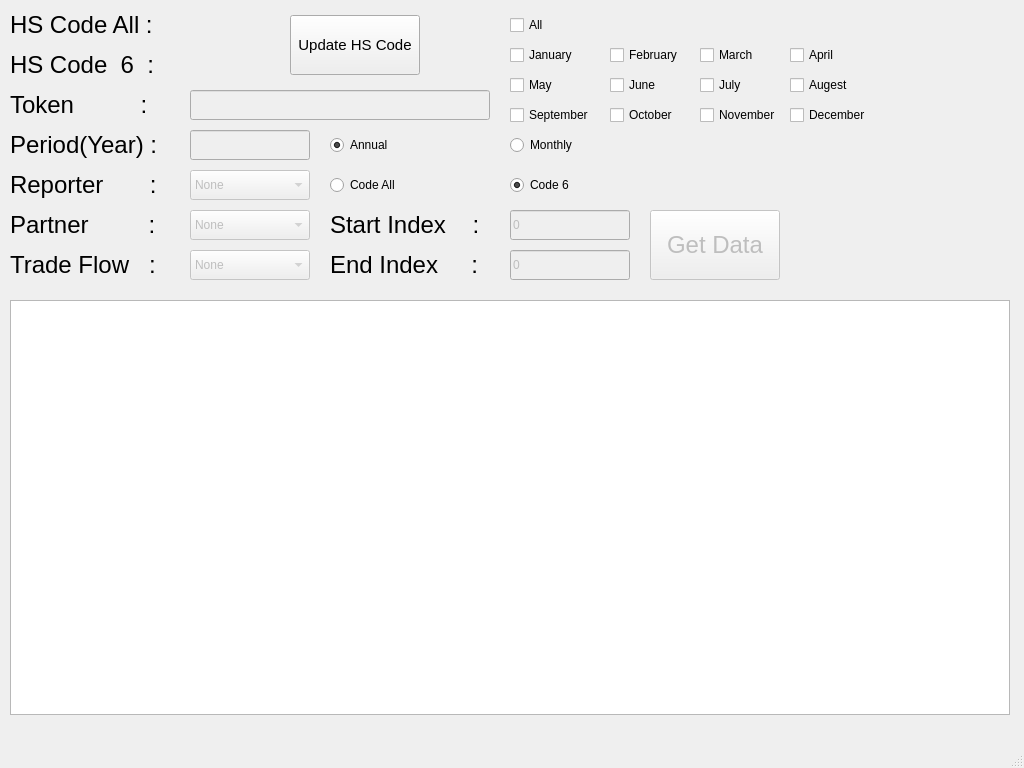
Qt form ui/main.ui (MatsuiLin101/hscode) before a commit.
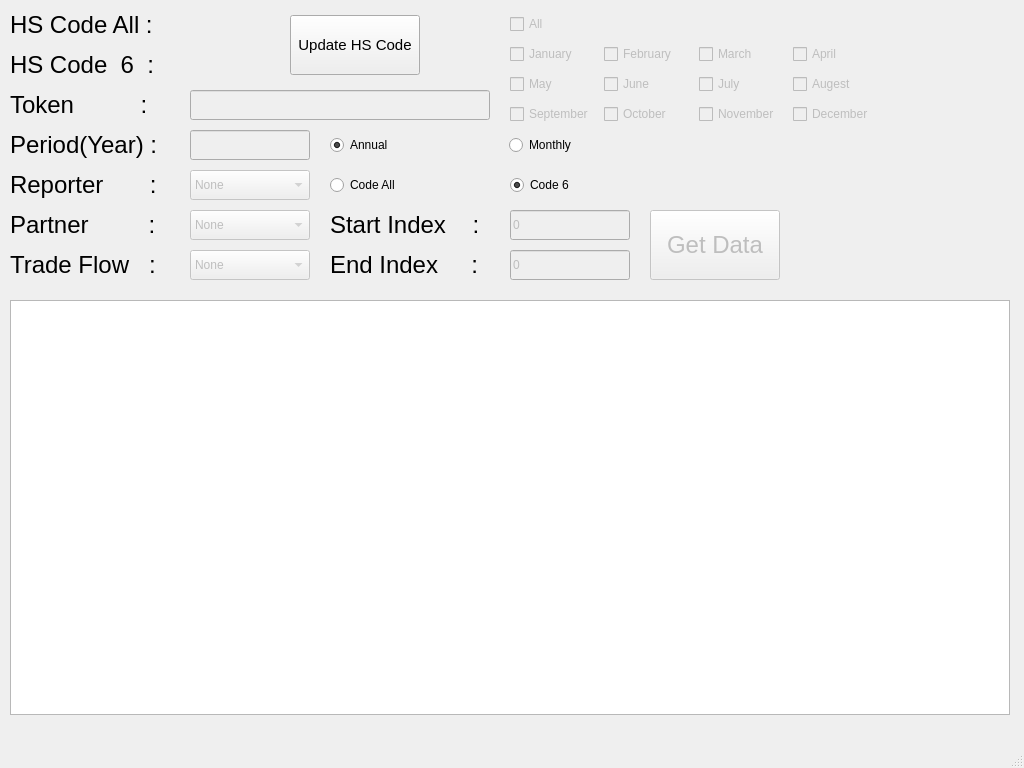
The same form after that commit.

Commit message: Finish monthly checkbox

Patch:
```diff
--- a/ui/main.ui
+++ b/ui/main.ui
@@ -3423,28 +3423,18 @@
      <bool>false</bool>
     </property>
    </widget>
-   <widget class="QCheckBox" name="checkBox">
-    <property name="geometry">
-     <rect>
-      <x>510</x>
-      <y>10</y>
-      <width>100</width>
-      <height>30</height>
-     </rect>
-    </property>
-    <property name="text">
-     <string>All</string>
-    </property>
-   </widget>
-   <widget class="QRadioButton" name="tab06_radio_freq_year">
+   <widget class="QWidget" name="horizontalLayoutWidget">
     <property name="geometry">
      <rect>
       <x>330</x>
-      <y>130</y>
-      <width>180</width>
-      <height>30</height>
+      <y>120</y>
+      <width>351</width>
+      <height>51</height>
      </rect>
     </property>
+    <layout class="QHBoxLayout" name="horizontalLayout">
+     <item>
+      <widget class="QRadioButton" name="tab06_radio_freq_year">
     <property name="focusPolicy">
      <enum>Qt::StrongFocus</enum>
     </property>
@@ -3455,18 +3445,12 @@
      <bool>true</bool>
     </property>
     <property name="autoExclusive">
-     <bool>false</bool>
-    </property>
-   </widget>
+        <bool>true</bool>
+       </property>
+      </widget>
+     </item>
+     <item>
    <widget class="QRadioButton" name="tab07_radio_freq_month">
-    <property name="geometry">
-     <rect>
-      <x>510</x>
-      <y>130</y>
-      <width>180</width>
-      <height>30</height>
-     </rect>
-    </property>
     <property name="tabletTracking">
      <bool>false</bool>
     </property>
@@ -3480,164 +3464,168 @@
      <bool>false</bool>
     </property>
     <property name="autoExclusive">
+        <bool>true</bool>
+       </property>
+      </widget>
+     </item>
+    </layout>
+   </widget>
+   <widget class="QWidget" name="gridLayoutWidget">
+    <property name="enabled">
+     <bool>true</bool>
+    </property>
+    <property name="geometry">
+     <rect>
+      <x>510</x>
+      <y>10</y>
+      <width>371</width>
+      <height>121</height>
+     </rect>
+    </property>
+    <layout class="QGridLayout" name="gridLayout_3">
+     <item row="2" column="0">
+      <widget class="QCheckBox" name="check_5">
+       <property name="enabled">
      <bool>false</bool>
-    </property>
-   </widget>
-   <widget class="QCheckBox" name="checkBox_2">
-    <property name="geometry">
-     <rect>
-      <x>510</x>
-      <y>40</y>
-      <width>100</width>
-      <height>30</height>
-     </rect>
-    </property>
-    <property name="text">
-     <string>January</string>
-    </property>
-   </widget>
-   <widget class="QCheckBox" name="checkBox_3">
-    <property name="geometry">
-     <rect>
-      <x>510</x>
-      <y>70</y>
-      <width>100</width>
-      <height>30</height>
-     </rect>
     </property>
     <property name="text">
      <string>May</string>
     </property>
    </widget>
-   <widget class="QCheckBox" name="checkBox_4">
-    <property name="geometry">
-     <rect>
-      <x>510</x>
-      <y>100</y>
-      <width>100</width>
-      <height>30</height>
-     </rect>
+     </item>
+     <item row="0" column="0">
+      <widget class="QCheckBox" name="check_all">
+       <property name="enabled">
+        <bool>false</bool>
+       </property>
+       <property name="text">
+        <string>All</string>
+       </property>
+       <property name="checkable">
+        <bool>true</bool>
+       </property>
+       <property name="checked">
+        <bool>false</bool>
+       </property>
+       <property name="autoRepeat">
+        <bool>false</bool>
+       </property>
+       <property name="autoExclusive">
+        <bool>true</bool>
+       </property>
+      </widget>
+     </item>
+     <item row="2" column="2">
+      <widget class="QCheckBox" name="check_7">
+       <property name="enabled">
+        <bool>false</bool>
+       </property>
+       <property name="text">
+        <string>July</string>
+       </property>
+      </widget>
+     </item>
+     <item row="2" column="1">
+      <widget class="QCheckBox" name="check_6">
+       <property name="enabled">
+        <bool>false</bool>
+       </property>
+       <property name="text">
+        <string>June</string>
+       </property>
+      </widget>
+     </item>
+     <item row="2" column="3">
+      <widget class="QCheckBox" name="check_8">
+       <property name="enabled">
+        <bool>false</bool>
+       </property>
+       <property name="text">
+        <string>Augest</string>
+       </property>
+      </widget>
+     </item>
+     <item row="1" column="0">
+      <widget class="QCheckBox" name="check_1">
+       <property name="enabled">
+        <bool>false</bool>
+       </property>
+       <property name="text">
+        <string>January</string>
+       </property>
+      </widget>
+     </item>
+     <item row="3" column="0">
+      <widget class="QCheckBox" name="check_9">
+       <property name="enabled">
+        <bool>false</bool>
     </property>
     <property name="text">
      <string>September</string>
     </property>
    </widget>
-   <widget class="QCheckBox" name="checkBox_5">
-    <property name="geometry">
-     <rect>
-      <x>610</x>
-      <y>40</y>
-      <width>100</width>
-      <height>30</height>
-     </rect>
-    </property>
-    <property name="text">
-     <string>February</string>
-    </property>
-   </widget>
-   <widget class="QCheckBox" name="checkBox_6">
-    <property name="geometry">
-     <rect>
-      <x>610</x>
-      <y>100</y>
-      <width>100</width>
-      <height>30</height>
-     </rect>
+     </item>
+     <item row="3" column="1">
+      <widget class="QCheckBox" name="check_10">
+       <property name="enabled">
+        <bool>false</bool>
     </property>
     <property name="text">
      <string>October</string>
     </property>
    </widget>
-   <widget class="QCheckBox" name="checkBox_7">
-    <property name="geometry">
-     <rect>
-      <x>610</x>
-      <y>70</y>
-      <width>100</width>
-      <height>30</height>
-     </rect>
-    </property>
-    <property name="text">
-     <string>June</string>
-    </property>
-   </widget>
-   <widget class="QCheckBox" name="checkBox_8">
-    <property name="geometry">
-     <rect>
-      <x>700</x>
-      <y>40</y>
-      <width>100</width>
-      <height>30</height>
-     </rect>
-    </property>
-    <property name="text">
-     <string>March</string>
-    </property>
-   </widget>
-   <widget class="QCheckBox" name="checkBox_9">
-    <property name="geometry">
-     <rect>
-      <x>700</x>
-      <y>100</y>
-      <width>100</width>
-      <height>30</height>
-     </rect>
+     </item>
+     <item row="3" column="2">
+      <widget class="QCheckBox" name="check_11">
+       <property name="enabled">
+        <bool>false</bool>
     </property>
     <property name="text">
      <string>November</string>
     </property>
    </widget>
-   <widget class="QCheckBox" name="checkBox_10">
-    <property name="geometry">
-     <rect>
-      <x>700</x>
-      <y>70</y>
-      <width>100</width>
-      <height>30</height>
-     </rect>
-    </property>
-    <property name="text">
-     <string>July</string>
-    </property>
-   </widget>
-   <widget class="QCheckBox" name="checkBox_11">
-    <property name="geometry">
-     <rect>
-      <x>790</x>
-      <y>40</y>
-      <width>100</width>
-      <height>30</height>
-     </rect>
-    </property>
-    <property name="text">
-     <string>April</string>
-    </property>
-   </widget>
-   <widget class="QCheckBox" name="checkBox_12">
-    <property name="geometry">
-     <rect>
-      <x>790</x>
-      <y>100</y>
-      <width>100</width>
-      <height>30</height>
-     </rect>
+     </item>
+     <item row="3" column="3">
+      <widget class="QCheckBox" name="check_12">
+       <property name="enabled">
+        <bool>false</bool>
     </property>
     <property name="text">
      <string>December</string>
     </property>
    </widget>
-   <widget class="QCheckBox" name="checkBox_13">
-    <property name="geometry">
-     <rect>
-      <x>790</x>
-      <y>70</y>
-      <width>100</width>
-      <height>30</height>
-     </rect>
+     </item>
+     <item row="1" column="1">
+      <widget class="QCheckBox" name="check_3">
+       <property name="enabled">
+        <bool>false</bool>
     </property>
     <property name="text">
-     <string>Augest</string>
-    </property>
+        <string>February</string>
+       </property>
+      </widget>
+     </item>
+     <item row="1" column="3">
+      <widget class="QCheckBox" name="check_2">
+       <property name="enabled">
+        <bool>false</bool>
+       </property>
+       <property name="text">
+        <string>April</string>
+       </property>
+      </widget>
+     </item>
+     <item row="1" column="2">
+      <widget class="QCheckBox" name="check_4">
+       <property name="enabled">
+        <bool>false</bool>
+       </property>
+       <property name="text">
+        <string>March</string>
+       </property>
+      </widget>
+     </item>
+    </layout>
    </widget>
   </widget>
   <widget class="QMenuBar" name="menubar">
```
Left out of the diff: 4 changed lines with no effect on the pictures. Lines whose indentation alone changed are shown as unchanged. The commit also changes 3 other files.
